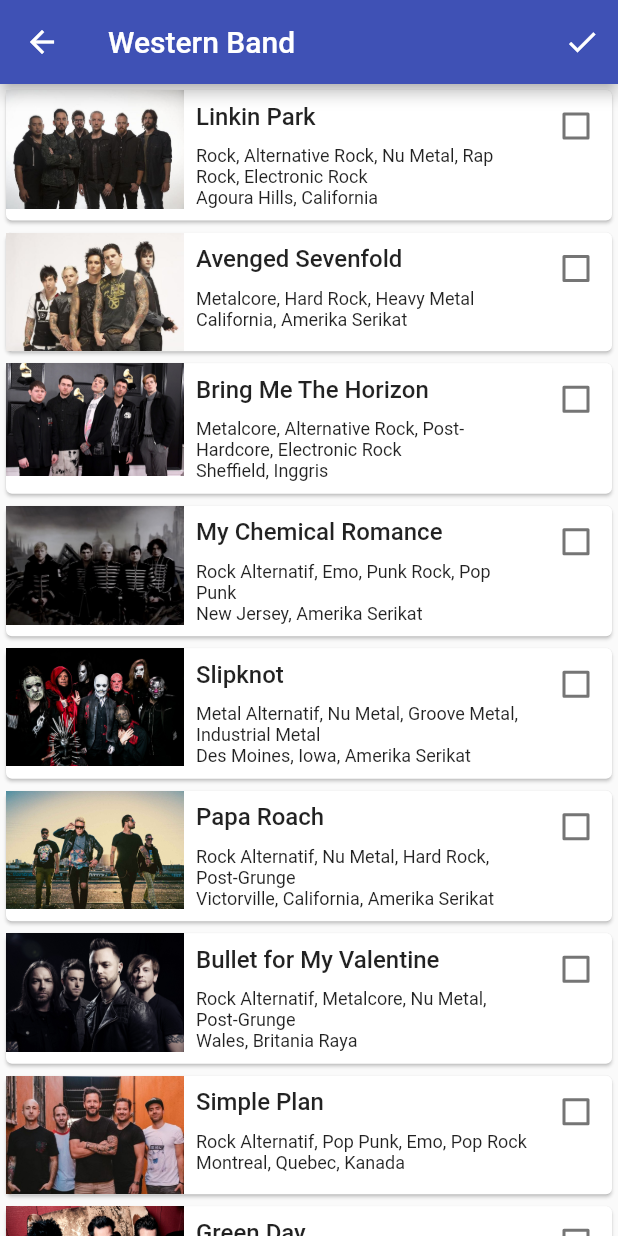
After one commit to masmuss/workshop-pemrograman-perangkat-bergerak, a Flutter app: the Home4 screen opened directly, after a tap on "Percobaan 1", on a phone screen of 412 x 824 dp. The commit adds this screen. Run offline on Flutter 3.47's test engine with Material 2 defaults, Android fonts, the phone set to English and light mode, and no system bars.

Commit message:
tugas minggu 4 percobaan 1
Signed-off-by: masmuss <ahmusafir.khoirul@gmail.com>

```diff
--- /dev/null
+++ b/lib/model/bands.dart
@@ -0,0 +1,24 @@
+class Album {
+  String name, imageAsset, year;
+
+  Album({
+    required this.name,
+    required this.imageAsset,
+    required this.year
+  });
+}
+
+class Band {
+  String name, country, imageAsset, date, detail, genres;
+  List<Album> albums;
+
+  Band({
+    required this.name,
+    required this.country,
+    required this.imageAsset,
+    required this.date,
+    required this.detail,
+    required this.genres,
+    required this.albums
+  });
+}
--- /dev/null
+++ b/lib/pages/m4/BandList.dart
@@ -0,0 +1,218 @@
+import 'package:flutter/material.dart';
+import 'package:test/model/bands.dart';
+import 'package:test/pages/m4/DetailScreen.dart';
+import 'package:test/pages/m4/ListItem.dart';
+
+class BandList extends StatefulWidget {
+  final List<Band> doneListening;
+
+  const BandList({
+    Key? key,
+    required this.doneListening,
+  }) : super(key: key);
+
+  @override
+  _BandListState createState() => _BandListState(doneListening);
+}
+
+class _BandListState extends State<BandList> {
+  List<Band> doneListening = [];
+  final List<Band> bandList = [
+    Band(
+      name: 'Linkin Park',
+      country: 'Agoura Hills, California',
+      imageAsset: 'assets/images/linkin_park/lp.jpeg',
+      date: '1996',
+      detail: 'Linkin Park adalah grup musik rock Amerika yang berasal dari Agoura Hills, California. Saat ini, grup digawangi Mike Shinoda selaku vokalis/multi-instrumentalis, Brad Delson sebagai gitaris, Dave Farrell sebagai bassis, Joe Hahn sebagai DJ/pemrogram, dan Rob Bourdon sebagai drumer, yang merupakan pendiri grup tersebut.',
+      genres: 'Rock, Alternative Rock, Nu Metal, Rap Rock, Electronic Rock',
+      albums: [
+        Album(name: 'Hybrid Theory', imageAsset: 'assets/images/linkin_park/hybrid_theory.jpeg', year: '2000'),
+        Album(name: 'Meteora', imageAsset: 'assets/images/linkin_park/meteora.jpeg', year: '2003'),
+        Album(name: 'Minutes to Midnight', imageAsset: 'assets/images/linkin_park/minutes_to_midnight.jpeg', year: '2007'),
+        Album(name: 'A Thousand Suns', imageAsset: 'assets/images/linkin_park/a_thousand_suns.jpeg', year: '2010'),
+        Album(name: 'Living Things', imageAsset: 'assets/images/linkin_park/living_things.jpeg', year: '2012'),
+        Album(name: 'The Hunting Party', imageAsset: 'assets/images/linkin_park/the_hunting_party.jpeg', year: '2014'),
+        Album(name: 'One More Light', imageAsset: 'assets/images/linkin_park/one_more_light.jpeg', year: '2017'),
+      ],
+    ),
+    Band(
+      name: 'Avenged Sevenfold',
+      country: 'California, Amerika Serikat',
+      imageAsset: 'assets/images/avenged_sevenfold/a7x.jpg',
+      date: '1999',
+      detail: 'Avenged Sevenfold adalah grup musik metalcore asal Huntington Beach, California, Amerika Serikat. Grup ini dibentuk pada tahun 1999 dan terdiri dari lima anggota, yaitu M. Shadows (vokalis), Zacky Vengeance (gitaris), Synyster Gates (gitaris), Johnny Christ (bassist), dan The Rev (drummer).',
+      genres: 'Metalcore, Hard Rock, Heavy Metal',
+      albums: [
+        Album(name: 'Sounding the Seventh Trumpet', imageAsset: 'assets/images/avenged_sevenfold/sounding_the_seventh_trumpet.jpeg', year: '2001'),
+        Album(name: 'Waking the Fallen', imageAsset: 'assets/images/avenged_sevenfold/waking_the_fallen.jpeg', year: '2003'),
+        Album(name: 'City of Evil', imageAsset: 'assets/images/avenged_sevenfold/city_of_evil.jpeg', year: '2005'),
+        Album(name: 'Avenged Sevenfold', imageAsset: 'assets/images/avenged_sevenfold/avenged_sevenfold.png', year: '2007'),
+        Album(name: 'Nightmare', imageAsset: 'assets/images/avenged_sevenfold/nightmare.jpeg', year: '2010'),
+        Album(name: 'Hail to the King', imageAsset: 'assets/images/avenged_sevenfold/hail_to_the_king.jpeg', year: '2013'),
+        Album(name: 'The Stage', imageAsset: 'assets/images/avenged_sevenfold/the_stage.jpeg', year: '2016'),
+      ],
+    ),
+    Band(
+      name: 'Bring Me The Horizon',
+      country: 'Sheffield, Inggris',
+      imageAsset: 'assets/images/bring_me_the_horizon/bmth.jpg',
+      date: '2004',
+      detail: 'Bring Me the Horizon adalah grup musik metalcore asal Sheffield, Inggris. Grup ini dibentuk pada tahun 2004 dan terdiri dari lima anggota, yaitu Oliver Sykes (vokalis), Lee Malia (gitaris), Matt Kean (gitaris), Matt Nicholls (bassist), dan Matt Nicholls (drummer).',
+      genres: 'Metalcore, Alternative Rock, Post-Hardcore, Electronic Rock',
+      albums: [
+        Album(name: 'Count Your Blessings', imageAsset: 'assets/images/bring_me_the_horizon/count_your_blessings.jpeg', year: '2006'),
+        Album(name: 'Suicide Season', imageAsset: 'assets/images/bring_me_the_horizon/suicide_season.jpeg', year: '2008'),
+        Album(name: 'There Is a Hell', imageAsset: 'assets/images/bring_me_the_horizon/there_is_a_hell.jpeg', year: '2010'),
+        Album(name: 'Sempiternal', imageAsset: 'assets/images/bring_me_the_horizon/sempiternal.jpeg', year: '2013'),
+        Album(name: 'That\'s the Spirit', imageAsset: 'assets/images/bring_me_the_horizon/thats_the_spirit.jpeg', year: '2015'),
+        Album(name: 'amo', imageAsset: 'assets/images/bring_me_the_horizon/amo.jpeg', year: '2019'),
+      ],
+    ),
+    Band(
+      name: 'My Chemical Romance',
+      country: 'New Jersey, Amerika Serikat',
+      imageAsset: 'assets/images/my_chemical_romance/mcr.jpg',
+      date: '2001',
+      detail: 'My Chemical Romance adalah grup musik rock alternatif asal New Jersey, Amerika Serikat. Grup ini dibentuk pada tahun 2001 dan terdiri dari lima anggota, yaitu Gerard Way (vokalis), Ray Toro (gitaris), Frank Iero (gitaris), Mikey Way (bassist), dan Bob Bryar (drummer).',
+      genres: 'Rock Alternatif, Emo, Punk Rock, Pop Punk',
+      albums: [
+        Album(name: 'I Brought You My Bullets, You Brought Me Your Love', imageAsset: 'assets/images/my_chemical_romance/i_brought_you_my_bullets.jpeg', year: '2002'),
+        Album(name: 'Three Cheers for Sweet Revenge', imageAsset: 'assets/images/my_chemical_romance/three_cheers_for_sweet_revenge.jpeg', year: '2004'),
+        Album(name: 'The Black Parade', imageAsset: 'assets/images/my_chemical_romance/the_black_parade.jpeg', year: '2006'),
+        Album(name: 'Danger Days: The True Lives of the Fabulous Killjoys', imageAsset: 'assets/images/my_chemical_romance/danger_days.jpeg', year: '2010'),
+        Album(name: 'May Death Never Stop You', imageAsset: 'assets/images/my_chemical_romance/may_death_never_stop_you.jpeg', year: '2014'),
+      ],
+    ),
+    Band(
+      name: 'Slipknot',
+      country: 'Des Moines, Iowa, Amerika Serikat',
+      imageAsset: 'assets/images/slipknot/slipknot.jpg',
+      date: '1995',
+      detail: 'Slipknot adalah grup musik metal alternatif asal Des Moines, Iowa, Amerika Serikat. Grup ini dibentuk pada tahun 1995 dan terdiri dari delapan anggota, yaitu Corey Taylor (vokalis), Sid Wilson (gitaris), Jim Root (gitaris), Mick Thomson (gitaris), Craig Jones (bassist), Chris Fehn (drummer), Shawn Crahan (drummer), dan Joey Jordison (drummer).',
+      genres: 'Metal Alternatif, Nu Metal, Groove Metal, Industrial Metal',
+      albums: [
+        Album(name: 'Slipknot', imageAsset: 'assets/images/slipknot/slipknot.jpeg', year: '1999'),
+        Album(name: 'Iowa', imageAsset: 'assets/images/slipknot/iowa.jpeg', year: '2001'),
+        Album(name: 'Vol. 3: (The Subliminal Verses)', imageAsset: 'assets/images/slipknot/vol_3.jpg', year: '2004'),
+        Album(name: 'All Hope Is Gone', imageAsset: 'assets/images/slipknot/all_hope_is_gone.jpeg', year: '2008'),
+        Album(name: 'We Are Not Your Kind', imageAsset: 'assets/images/slipknot/we_are_not_your_kind.jpg', year: '2019'),
+      ],
+    ),
+    Band(
+      name: 'Papa Roach',
+      country: 'Victorville, California, Amerika Serikat',
+      imageAsset: 'assets/images/papa_roach/papa_roach.jpg',
+      date: '1993',
+      detail: 'Papa Roach adalah grup musik rock alternatif asal Victorville, California, Amerika Serikat. Grup ini dibentuk pada tahun 1993 dan terdiri dari lima anggota, yaitu Jacoby Shaddix (vokalis), Jerry Horton (gitaris), Tobin Esperance (gitaris), Dave Buckner (bassist), dan Tony Palermo (drummer).',
+      genres: 'Rock Alternatif, Nu Metal, Hard Rock, Post-Grunge',
+      albums: [
+        Album(name: 'Infest', imageAsset: 'assets/images/papa_roach/infest.jpeg', year: '2000'),
+        Album(name: 'Lovehatetragedy', imageAsset: 'assets/images/papa_roach/lovehatetragedy.jpeg', year: '2002'),
+        Album(name: 'Getting Away with Murder', imageAsset: 'assets/images/papa_roach/getting_away_with_murder.jpeg', year: '2004'),
+        Album(name: 'The Paramour Sessions', imageAsset: 'assets/images/papa_roach/the_paramour_sessions.jpeg', year: '2006'),
+        Album(name: 'Metamorphosis', imageAsset: 'assets/images/papa_roach/metamorphosis.jpeg', year: '2009'),
+        Album(name: 'F.E.A.R.', imageAsset: 'assets/images/papa_roach/fear.jpeg', year: '2015'),
+      ],
+    ),
+    Band(
+      name: 'Bullet for My Valentine',
+      country: 'Wales, Britania Raya',
+      imageAsset: 'assets/images/bullet_for_my_valentine/bullet_for_my_valentine.jpg',
+      date: '1998',
+      detail: 'Bullet for My Valentine adalah grup musik rock alternatif asal Wales, Britania Raya. Grup ini dibentuk pada tahun 1998 dan terdiri dari empat anggota, yaitu Matthew Tuck (vokalis, gitaris), Michael Paget (gitaris), Jason James (bassist), dan Michael Thomas (drummer).',
+      genres: 'Rock Alternatif, Metalcore, Nu Metal, Post-Grunge',
+      albums: [
+        Album(name: 'The Poison', imageAsset: 'assets/images/bullet_for_my_valentine/the_poison.jpeg', year: '2005'),
+        Album(name: 'Scream Aim Fire', imageAsset: 'assets/images/bullet_for_my_valentine/scream_aim_fire.jpeg', year: '2008'),
+        Album(name: 'Fever', imageAsset: 'assets/images/bullet_for_my_valentine/fever.jpeg', year: '2010'),
+        Album(name: 'Temper Temper', imageAsset: 'assets/images/bullet_for_my_valentine/temper_temper.jpeg', year: '2013'),
+        Album(name: 'Venom', imageAsset: 'assets/images/bullet_for_my_valentine/venom.jpeg', year: '2015'),
+        Album(name: 'Gravity', imageAsset: 'assets/images/bullet_for_my_valentine/gravity.jpeg', year: '2018'),
+      ],
+    ),
+    Band(
+      name: 'Simple Plan',
+      country: 'Montreal, Quebec, Kanada',
+      imageAsset: 'assets/images/simple_plan/simple_plan.jpg',
+      date: '1999',
+      detail: 'Simple Plan adalah grup musik rock alternatif asal Montreal, Quebec, Kanada. Grup ini dibentuk pada tahun 1999 dan terdiri dari lima anggota, yaitu Pierre Bouvier (vokalis), Jeff Stinco (gitaris), Sébastien Lefebvre (gitaris), David Desrosiers (bassist), dan Chuck Comeau (drummer).',
+      genres: 'Rock Alternatif, Pop Punk, Emo, Pop Rock',
+      albums: [
+        Album(name: 'No Pads, No Helmets', imageAsset: 'assets/images/simple_plan/no_pads_no_helmets_just_balls.jpeg', year: '2002'),
+        Album(name: 'Still Not Getting Any...', imageAsset: 'assets/images/simple_plan/still_not_getting_any.jpeg', year: '2004'),
+        Album(name: 'Simple Plan', imageAsset: 'assets/images/simple_plan/simple_plan.jpeg', year: '2008'),
+        Album(name: 'Get Your Heart On!', imageAsset: 'assets/images/simple_plan/get_your_heart_on.jpeg', year: '2011'),
+        Album(name: 'Taking One for the Team', imageAsset: 'assets/images/simple_plan/taking_one_for_the_team.jpeg', year: '2014'),
+      ],
+    ),
+    Band(
+      name: 'Green Day',
+      country: 'Berkeley, California, Amerika Serikat',
+      imageAsset: 'assets/images/green_day/green_day.jpeg',
+      date: '1986',
+      detail: 'Green Day adalah grup musik punk rock asal Berkeley, California, Amerika Serikat. Grup ini dibentuk pada tahun 1986 dan terdiri dari tiga anggota, yaitu Billie Joe Armstrong (vokalis, gitaris), Mike Dirnt (bassist), dan Tré Cool (drummer).',
+      genres: 'Punk Rock, Pop Punk, Emo, Pop Rock',
+      albums: [
+        Album(name: '39/Smooth', imageAsset: 'assets/images/green_day/39_smooth.jpeg', year: '1990'),
+        Album(name: 'Kerplunk!', imageAsset: 'assets/images/green_day/kerplunk.jpeg', year: '1992'),
+        Album(name: 'Dookie', imageAsset: 'assets/images/green_day/dookie.jpeg', year: '1994'),
+        Album(name: 'Insomniac', imageAsset: 'assets/images/green_day/insomniac.jpeg', year: '1995'),
+        Album(name: 'Nimrod', imageAsset: 'assets/images/green_day/nimrod.jpeg', year: '1997'),
+        Album(name: 'Warning', imageAsset: 'assets/images/green_day/warning.jpeg', year: '2000'),
+        Album(name: 'American Idiot', imageAsset: 'assets/images/green_day/american_idiot.jpeg', year: '2004'),
+        Album(name: '21st Century Breakdown', imageAsset: 'assets/images/green_day/21st_century_breakdown.jpeg', year: '2009'),
+        Album(name: 'Revolution Radio', imageAsset: 'assets/images/green_day/revolution_radio.jpeg', year: '2016'),
+      ],
+    ),
+    Band(
+      name: 'Gun N\' Roses',
+      country: 'Los Angeles, California, Amerika Serikat',
+      imageAsset: 'assets/images/gnr/gun_n_roses.jpg',
+      date: '1985',
+      detail: 'Gun N\' Roses adalah grup musik hard rock asal Los Angeles, California, Amerika Serikat. Grup ini dibentuk pada tahun 1985 dan terdiri dari lima anggota, yaitu Axl Rose (vokalis), Slash (gitaris), Duff McKagan (bassist), Izzy Stradlin (gitaris), dan Steven Adler (drummer).',
+      genres: 'Hard Rock, Heavy Metal, Glam Metal, Blues Rock',
+      albums: [
+        Album(name: 'Appetite for Destruction', imageAsset: 'assets/images/gnr/appetite_for_destruction.jpeg', year: '1987'),
+        Album(name: 'Use Your Illusion I', imageAsset: 'assets/images/gnr/use_your_illusion_i.jpeg', year: '1991'),
+        Album(name: 'Use Your Illusion II', imageAsset: 'assets/images/gnr/use_your_illusion_ii.jpeg', year: '1991'),
+        Album(name: 'The Spaghetti Incident?', imageAsset: 'assets/images/gnr/the_spaghetti_incident.jpeg', year: '1993'),
+        Album(name: 'Chinese Democracy', imageAsset: 'assets/images/gnr/chinese_democracy.jpeg', year: '2008'),
+      ],
+    )
+  ];
+
+  _BandListState(this.doneListening);
+
+  @override
+  Widget build(BuildContext context) {
+    return ListView.builder(
+      itemBuilder: (context, index) {
+        final Band band = bandList[index];
+        return InkWell(
+          onTap: () {
+            Navigator.push(
+              context,
+              MaterialPageRoute(
+                builder: (context) => DetailScreen(band: band),
+              ),
+            );
+          },
+          child: ListItem(
+              band: band,
+              isDone: doneListening.contains(band),
+              onCheckboxClick: (bool? value) {
+                setState(() {
+                  if (value != null) {
+                    value
+                        ? doneListening.add(band)
+                        : doneListening.remove(band);
+                  }
+                });
+              },
+          ),
+        );
+      },
+      itemCount: bandList.length,
+    );
+  }
+}
--- /dev/null
+++ b/lib/pages/m4/Home4.dart
@@ -0,0 +1,43 @@
+import 'package:flutter/material.dart';
+import 'package:test/pages/m4/MainScreen.dart';
+
+class Home4 extends StatefulWidget{
+  const Home4({Key? key}) : super(key: key);
+
+  @override
+  State<Home4> createState() => _HomeState();
+}
+
+class _HomeState extends State<Home4> {
+  @override
+  Widget build(BuildContext context) {
+    return Scaffold(
+      appBar: AppBar(
+        title: const Text('Minggu 4'),
+      ),
+      body: Center(
+        child: SingleChildScrollView(
+          child: Column(
+            mainAxisAlignment: MainAxisAlignment.center,
+            children: <Widget>[
+              Container(
+                margin: const EdgeInsets.all(10),
+                child: ElevatedButton(
+                  onPressed: () {
+                    Navigator.push(
+                      context,
+                      MaterialPageRoute(
+                        builder: (context) => MainScreen(),
+                      ),
+                    );
+                  },
+                  child: const Text('Percobaan 1'),
+                ),
+              ),
+            ],
+          ),
+        ),
+      ),
+    );
+  }
+}
--- /dev/null
+++ b/lib/pages/m4/ListItem.dart
@@ -0,0 +1,51 @@
+import 'package:flutter/material.dart';
+import 'package:test/model/bands.dart';
+
+class ListItem extends StatelessWidget{
+  final Band band;
+  final bool isDone;
+  final Function(bool? value) onCheckboxClick;
+
+  const ListItem({
+    Key? key,
+    required this.band,
+    required this.isDone,
+    required this.onCheckboxClick,
+  }) : super(key: key);
+
+  @override
+  Widget build(BuildContext context){
+    return Card(
+      color: isDone ? Colors.white60 : Colors.white,
+      child: Row(
+        crossAxisAlignment: CrossAxisAlignment.start,
+        children: <Widget> [
+          Expanded(
+            flex: 1,
+            child: Image.asset(band.imageAsset),
+          ),
+          Expanded(
+            flex: 2,
+            child: Padding(
+                padding: const EdgeInsets.all(8.0),
+                child: Column(
+                  crossAxisAlignment: CrossAxisAlignment.start,
+                  mainAxisSize: MainAxisSize.min,
+                  children: <Widget> [
+                    Text(
+                      band.name,
+                      style: const TextStyle(fontSize: 16.0, fontWeight: FontWeight.w500),
+                    ),
+                    const SizedBox(height: 10),
+                    Text(band.genres, style: const TextStyle(fontSize: 12.0)),
+                    Text(band.country, style: const TextStyle(fontSize: 12.0)),
+                  ],
+                )
+            ),
+          ),
+          Checkbox(checkColor: Colors.indigoAccent, value: isDone, onChanged: onCheckboxClick)
+        ],
+      ),
+    );
+  }
+}
--- /dev/null
+++ b/lib/pages/m4/MainScreen.dart
@@ -0,0 +1,38 @@
+import 'package:flutter/material.dart';
+import 'package:test/model/bands.dart';
+import 'package:test/pages/m4/BandList.dart';
+import 'package:test/pages/m4/done_listening.dart';
+
+class MainScreen extends StatefulWidget {
+  MainScreen({Key? key}) : super(key: key);
+
+  @override
+  _MainScreenState createState() => _MainScreenState();
+}
+
+class _MainScreenState extends State<MainScreen> {
+  final List<Band> doneListening = [];
+
+  @override
+  Widget build(BuildContext context) {
+    return Scaffold(
+      appBar: AppBar(
+        title: const Text('Western Band'),
+        actions: <Widget> [
+          IconButton(
+            icon: const Icon(Icons.done_outlined),
+            onPressed: () {
+              Navigator.push(
+                context,
+                MaterialPageRoute(builder: (context) {
+                  return DoneListening(doneListeningList: doneListening);
+                }),
+              );
+            },
+          )
+        ],
+      ),
+      body: BandList(doneListening: doneListening)
+    );
+  }
+}
--- a/pubspec.yaml
+++ b/pubspec.yaml
@@ -35,6 +35,7 @@ dependencies:
   # The following adds the Cupertino Icons font to your application.
   # Use with the CupertinoIcons class for iOS style icons.
   cupertino_icons: ^1.0.2
+  provider: ^6.0.1
 
 dev_dependencies:
   flutter_test:
```
Also changed, not shown: lib/main.dart (+28 -0 lines), lib/pages/m4/DetailScreen.dart (added, +103 -0 lines), lib/pages/m4/done_listening.dart (added, +40 -0 lines), pubspec.lock.
